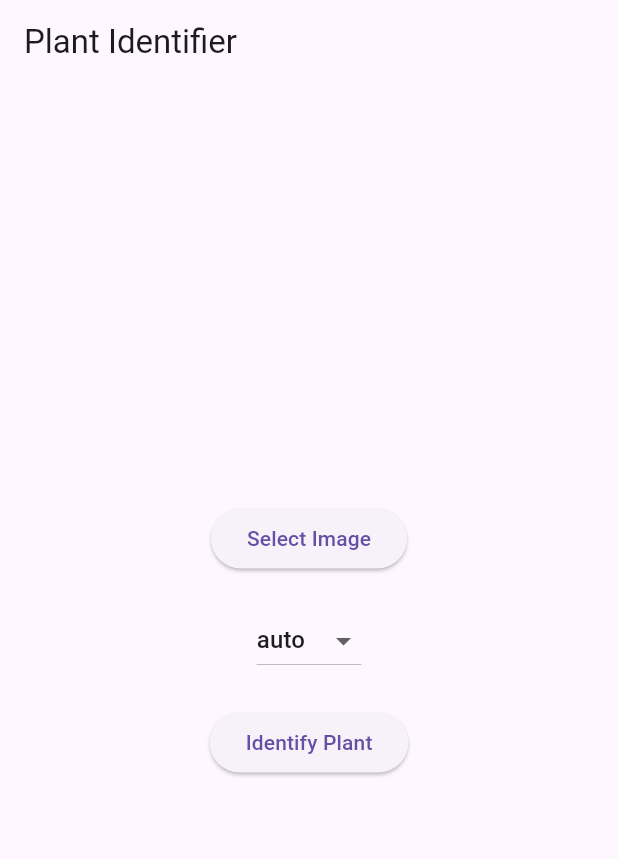
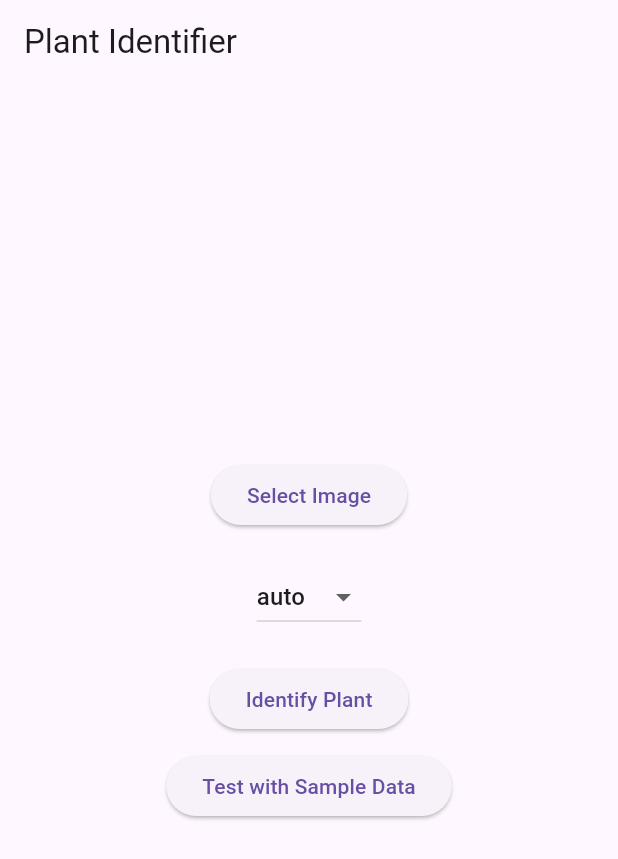
Before and after one commit to lijealso/plant_net, a Flutter app: the screen it shows after launch, after a tap on "Identify Plant", on a phone screen of 412 x 824 dp. Shown: the top 859 px of the screen. Run offline on Flutter 3.47's test engine with Material 3 defaults, Android fonts, the phone set to English and light mode, and no system bars; our stand-ins replace image_picker.

Commit message:
Refactor main.dart for improved readability and add sample data testing functionality

```diff
--- a/lib/main.dart
+++ b/lib/main.dart
@@ -18,9 +18,7 @@ class MyApp extends StatelessWidget {
   Widget build(BuildContext context) {
     return MaterialApp(
       title: 'Identificador de plantas',
-      theme: ThemeData(
-        primarySwatch: Colors.green,
-      ),
+      theme: ThemeData(primarySwatch: Colors.green),
       home: const PlantIdentifier(),
     );
   }
@@ -40,7 +38,13 @@ class _PlantIdentifierState extends State<PlantIdentifier> {
   bool _loading = false;
 
   final ImagePicker _picker = ImagePicker();
-  final List<String> _organOptions = ['auto', 'leaf', 'flower', 'fruit', 'bark'];
+  final List<String> _organOptions = [
+    'auto',
+    'leaf',
+    'flower',
+    'fruit',
+    'bark',
+  ];
 
   Future<void> _pickImage() async {
     final XFile? image = await _picker.pickImage(source: ImageSource.gallery);
@@ -59,9 +63,12 @@ class _PlantIdentifierState extends State<PlantIdentifier> {
     });
 
     final uri = Uri.parse(
-        'https://my-api.plantnet.org/v2/identify/all?include-related-images=true&no-reject=false&nb-results=5&lang=pt&type=legacy&api-key=API-KEY');
+      'https://my-api.plantnet.org/v2/identify/all?include-related-images=true&no-reject=true&nb-results=20&lang=pt&api-key=2b10plbJZOxKGi928aEVLxYLle',
+    );
     final request = http.MultipartRequest('POST', uri);
-    request.files.add(await http.MultipartFile.fromPath('images', _image!.path));
+    request.files.add(
+      await http.MultipartFile.fromPath('images', _image!.path),
+    );
     request.fields['organs'] = _selectedOrgan;
 
     try {
@@ -70,6 +77,11 @@ class _PlantIdentifierState extends State<PlantIdentifier> {
 
       if (response.statusCode == 200) {
         final data = jsonDecode(responseBody);
+
+        // Debug: Print the number of results received
+        final results = data['results'] as List?;
+        print('PlantNet API returned ${results?.length ?? 0} results');
+
         Navigator.push(
           context,
           MaterialPageRoute(
@@ -92,21 +104,39 @@ class _PlantIdentifierState extends State<PlantIdentifier> {
     }
   }
 
+  Future<void> _testWithSampleData() async {
+    try {
+      // Read the local sample JSON file
+      final jsonString = await DefaultAssetBundle.of(
+        context,
+      ).loadString('assets/response_1751302164030.json');
+      final data = jsonDecode(jsonString);
+
+      final results = data['results'] as List?;
+      print('Sample data has ${results?.length ?? 0} results');
+
+      Navigator.push(
+        context,
+        MaterialPageRoute(
+          builder: (context) => ResultsScreen(identificationData: data),
+        ),
+      );
+    } catch (e) {
+      setState(() {
+        _identificationResult = 'Error loading sample data: $e';
+      });
+    }
+  }
+
   @override
   Widget build(BuildContext context) {
     return Scaffold(
-      appBar: AppBar(
-        title: const Text('Plant Identifier'),
-      ),
+      appBar: AppBar(title: const Text('Plant Identifier')),
       body: Center(
         child: Column(
           mainAxisAlignment: MainAxisAlignment.center,
           children: <Widget>[
-            if (_image != null)
-              Image.file(
-                File(_image!.path),
-                height: 250,
-              ),
+            if (_image != null) Image.file(File(_image!.path), height: 250),
             const SizedBox(height: 20),
             ElevatedButton(
               onPressed: _pickImage,
@@ -120,7 +150,9 @@ class _PlantIdentifierState extends State<PlantIdentifier> {
                   _selectedOrgan = newValue!;
                 });
               },
-              items: _organOptions.map<DropdownMenuItem<String>>((String value) {
+              items: _organOptions.map<DropdownMenuItem<String>>((
+                String value,
+              ) {
                 return DropdownMenuItem<String>(
                   value: value,
                   child: Text(value),
@@ -132,14 +164,16 @@ class _PlantIdentifierState extends State<PlantIdentifier> {
               onPressed: _identifyPlant,
               child: const Text('Identify Plant'),
             ),
+            const SizedBox(height: 10),
+            ElevatedButton(
+              onPressed: _testWithSampleData,
+              child: const Text('Test with Sample Data'),
+            ),
             const SizedBox(height: 20),
             if (_loading)
               const CircularProgressIndicator()
             else
-              Text(
-                _identificationResult,
-                style: const TextStyle(fontSize: 18),
-              ),
+              Text(_identificationResult, style: const TextStyle(fontSize: 18)),
           ],
         ),
       ),
```
